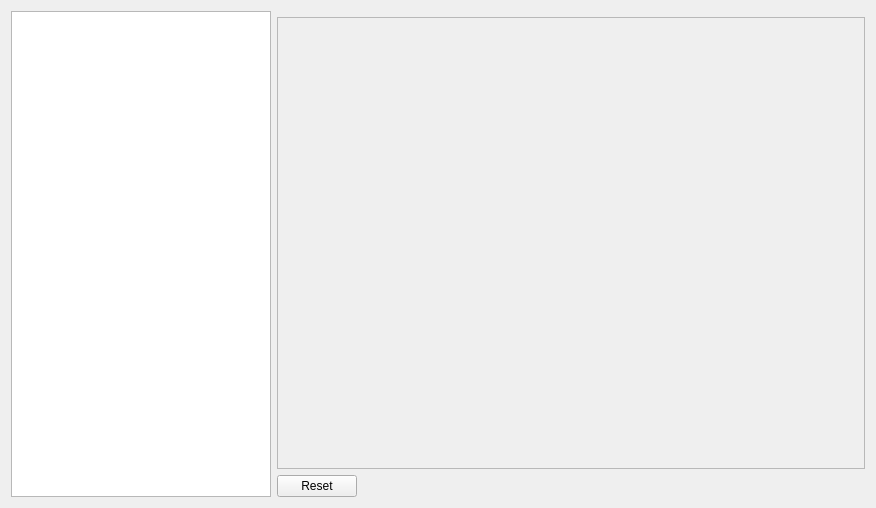
Above: source/wnd/roboconfig.ui from ww4u/mct-t4 before the change. Below: the same form after it.
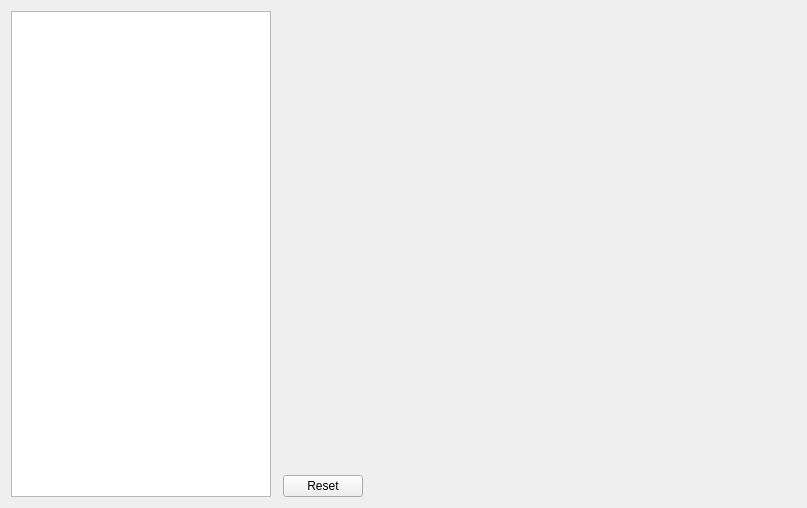
That is the form after the change.

Patch:
```diff
--- a/source/wnd/roboconfig.ui
+++ b/source/wnd/roboconfig.ui
@@ -6,7 +6,7 @@
    <rect>
     <x>0</x>
     <y>0</y>
-    <width>876</width>
+    <width>807</width>
     <height>508</height>
    </rect>
   </property>
@@ -32,7 +32,7 @@
    <string>Form</string>
   </property>
   <layout class="QGridLayout" name="gridLayout">
-   <item row="1" column="0" rowspan="3">
+   <item row="1" column="0" rowspan="2">
     <widget class="QTreeWidget" name="treeWidget">
      <property name="sizePolicy">
       <sizepolicy hsizetype="Preferred" vsizetype="Preferred">
@@ -74,52 +74,7 @@
      </column>
     </widget>
    </item>
-   <item row="2" column="1">
-    <widget class="QScrollArea" name="scrollArea">
-     <property name="widgetResizable">
-      <bool>true</bool>
-     </property>
-     <widget class="QWidget" name="scrollAreaWidgetContents">
-      <property name="geometry">
-       <rect>
-        <x>0</x>
-        <y>0</y>
-        <width>590</width>
-        <height>453</height>
-       </rect>
-      </property>
-      <widget class="QStackedWidget" name="stackedWidget">
-       <property name="geometry">
-        <rect>
-         <x>0</x>
-         <y>0</y>
-         <width>591</width>
-         <height>451</height>
-        </rect>
-       </property>
-       <property name="sizePolicy">
-        <sizepolicy hsizetype="Preferred" vsizetype="Preferred">
-         <horstretch>0</horstretch>
-         <verstretch>0</verstretch>
-        </sizepolicy>
-       </property>
-       <property name="minimumSize">
-        <size>
-         <width>0</width>
-         <height>0</height>
-        </size>
-       </property>
-       <property name="maximumSize">
-        <size>
-         <width>16777215</width>
-         <height>16777215</height>
-        </size>
-       </property>
-      </widget>
-     </widget>
-    </widget>
-   </item>
-   <item row="3" column="1">
+   <item row="2" column="2">
     <widget class="QDialogButtonBox" name="buttonBox">
      <property name="sizePolicy">
       <sizepolicy hsizetype="Preferred" vsizetype="Fixed">
@@ -135,6 +90,28 @@
      </property>
     </widget>
    </item>
+   <item row="1" column="1" colspan="2">
+    <widget class="QStackedWidget" name="stackedWidget">
+     <property name="sizePolicy">
+      <sizepolicy hsizetype="Preferred" vsizetype="Preferred">
+       <horstretch>0</horstretch>
+       <verstretch>0</verstretch>
+      </sizepolicy>
+     </property>
+     <property name="minimumSize">
+      <size>
+       <width>0</width>
+       <height>0</height>
+      </size>
+     </property>
+     <property name="maximumSize">
+      <size>
+       <width>16777215</width>
+       <height>16777215</height>
+      </size>
+     </property>
+    </widget>
+   </item>
   </layout>
  </widget>
  <resources/>
```
